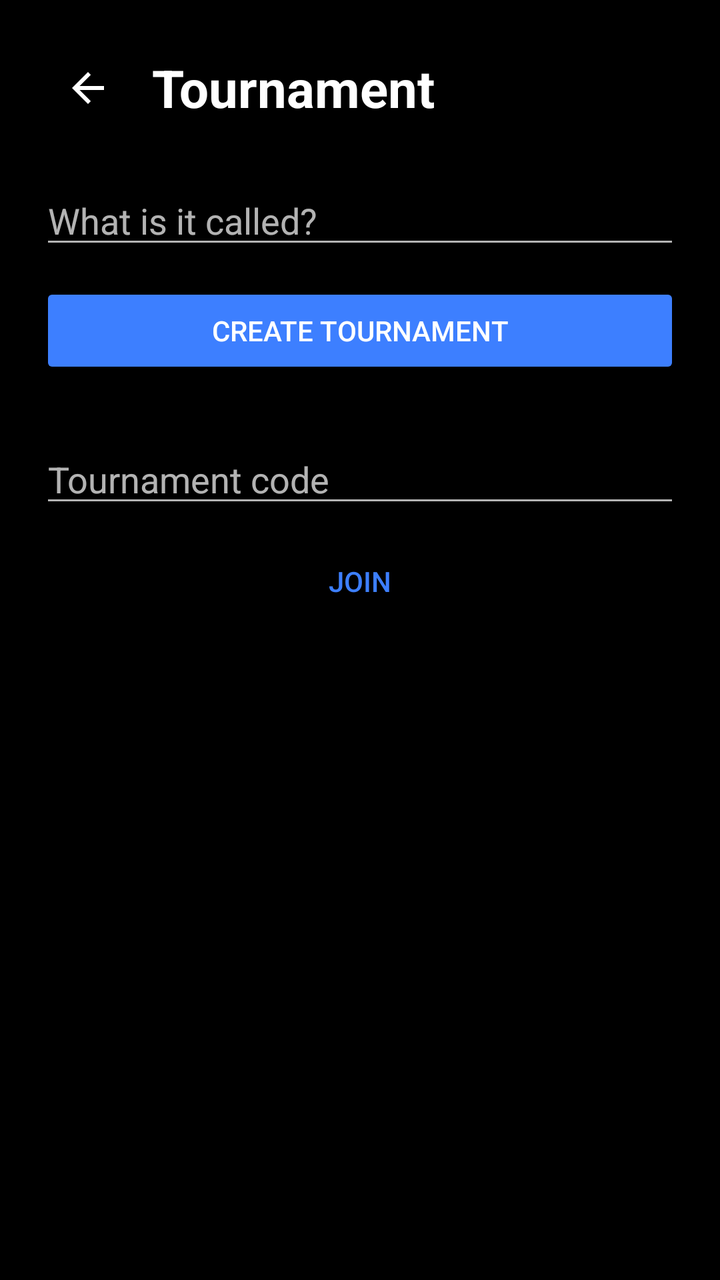
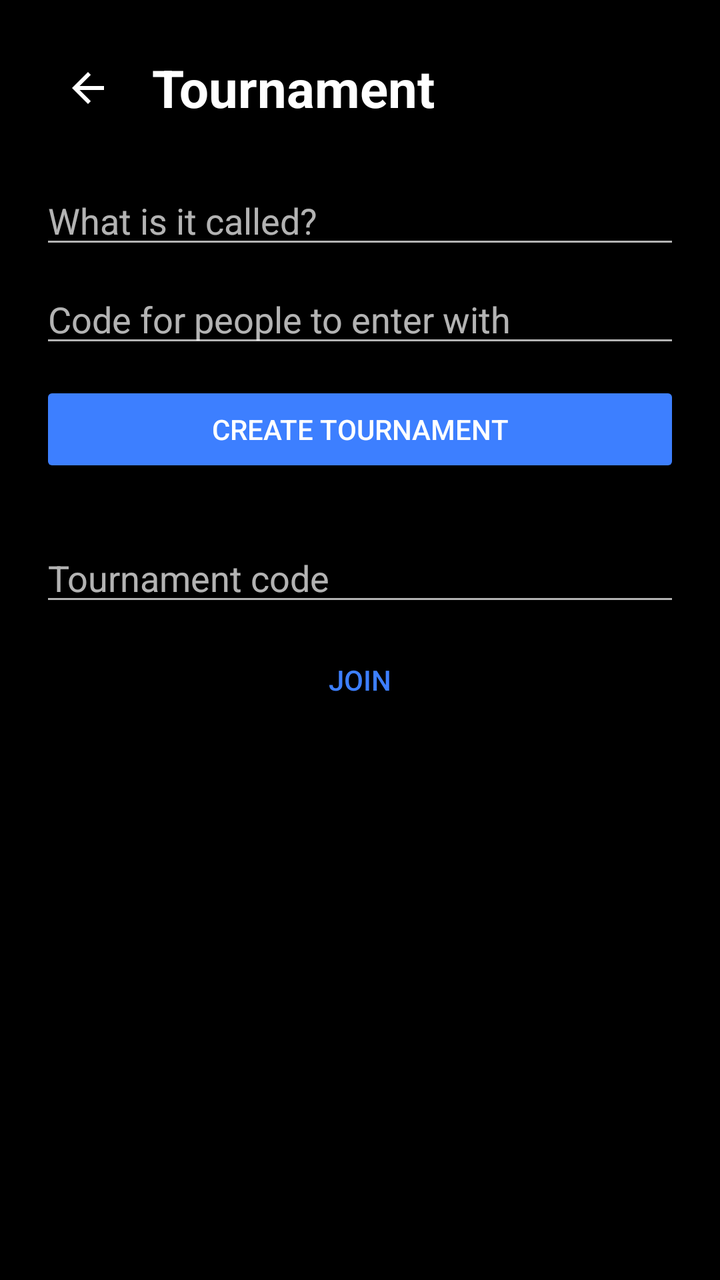

An Android layout rendered at two revisions. The XML below is the earlier revision; the diff shows what the commit changed to produce the second picture.
<!-- AndroidManifest.xml: application theme Theme.YahtzeeOnline -->
<!-- res/layout/activity_tournament.xml -->
<?xml version="1.0" encoding="utf-8"?>
<ScrollView xmlns:android="http://schemas.android.com/apk/res/android"
    android:layout_width="match_parent"
    android:layout_height="match_parent"
    android:background="@color/background"
    android:fillViewport="true">

    <LinearLayout
        android:layout_width="match_parent"
        android:layout_height="wrap_content"
        android:orientation="vertical"
        android:padding="20dp">

        <LinearLayout
            android:layout_width="match_parent"
            android:layout_height="wrap_content"
            android:orientation="horizontal"
            android:gravity="center_vertical">

            <ImageButton
                android:id="@+id/backButton"
                style="@style/Widget.AppCompat.Button.Borderless"
                android:layout_width="48dp"
                android:layout_height="48dp"
                android:src="@drawable/ic_back"
                android:contentDescription="@string/back" />

            <TextView
                android:id="@+id/tourneyTitle"
                android:layout_width="0dp"
                android:layout_height="wrap_content"
                android:layout_weight="1"
                android:text="@string/tourney_title"
                android:textSize="26sp"
                android:textStyle="bold"
                android:paddingStart="8dp"
                android:textColor="@color/text_dark" />
        </LinearLayout>

        
        <LinearLayout
            android:id="@+id/tourneyEntry"
            android:layout_width="match_parent"
            android:layout_height="wrap_content"
            android:orientation="vertical"
            android:layout_marginTop="20dp">

            <EditText
                android:id="@+id/tourneyNameInput"
                android:layout_width="match_parent"
                android:layout_height="wrap_content"
                android:hint="@string/tourney_name_hint"
                android:inputType="textCapWords"
                android:maxLength="40"
                android:textColor="@color/text_dark"
                android:autofillHints="" />

            <Button
                android:id="@+id/createTourneyButton"
                android:layout_width="match_parent"
                android:layout_height="wrap_content"
                android:layout_marginTop="12dp"
                android:tag="accentBg"
                android:backgroundTint="?attr/colorPrimary"
                android:text="@string/tourney_create" />

            <EditText
                android:id="@+id/tourneyCodeInput"
                android:layout_width="match_parent"
                android:layout_height="wrap_content"
                android:layout_marginTop="28dp"
                android:hint="@string/tourney_code_hint"
                android:inputType="textCapCharacters"
                android:maxLength="5"
                android:textColor="@color/text_dark"
                android:autofillHints="" />

            <Button
                android:id="@+id/joinTourneyButton"
                style="@style/Widget.AppCompat.Button.Borderless"
                android:layout_width="match_parent"
                android:layout_height="wrap_content"
                android:layout_marginTop="8dp"
                android:text="@string/tourney_join"
                android:tag="accentText"
                android:textColor="?attr/colorPrimary" />
        </LinearLayout>

        
        <TextView
            android:id="@+id/tourneyCode"
            android:layout_width="match_parent"
            android:layout_height="wrap_content"
            android:gravity="center"
            android:textSize="30sp"
            android:textStyle="bold"
            android:letterSpacing="0.2"
            android:layout_marginTop="14dp"
            android:tag="accentText"
            android:textColor="?attr/colorPrimary"
            android:visibility="gone" />

        <TextView
            android:id="@+id/tourneyStatus"
            android:layout_width="match_parent"
            android:layout_height="wrap_content"
            android:gravity="center"
            android:textSize="14sp"
            android:lineSpacingExtra="3dp"
            android:layout_marginTop="6dp"
            android:textColor="@color/text_muted"
            android:visibility="gone" />

        <TextView
            android:id="@+id/championLine"
            android:layout_width="match_parent"
            android:layout_height="wrap_content"
            android:gravity="center"
            android:textSize="20sp"
            android:textStyle="bold"
            android:layout_marginTop="16dp"
            android:textColor="@color/text_dark"
            android:visibility="gone" />

        
        <Button
            android:id="@+id/addBotButton"
            style="@style/Widget.AppCompat.Button.Borderless"
            android:layout_width="match_parent"
            android:layout_height="wrap_content"
            android:layout_marginTop="14dp"
            android:text="@string/tourney_add_bot"
            android:tag="accentText"
            android:textColor="?attr/colorPrimary"
            android:visibility="gone" />

        <Button
            android:id="@+id/startDrawButton"
            android:layout_width="match_parent"
            android:layout_height="wrap_content"
            android:layout_marginTop="8dp"
            android:tag="accentBg"
            android:backgroundTint="?attr/colorPrimary"
            android:text="@string/tourney_start"
            android:visibility="gone" />

        
        <Button
            android:id="@+id/leaveTourneyButton"
            style="@style/Widget.AppCompat.Button.Borderless"
            android:layout_width="match_parent"
            android:layout_height="wrap_content"
            android:layout_marginTop="4dp"
            android:text="@string/tourney_leave"
            android:textColor="@color/text_muted"
            android:visibility="gone" />

        
        <LinearLayout
            android:id="@+id/tourneyBody"
            android:layout_width="match_parent"
            android:layout_height="wrap_content"
            android:orientation="vertical"
            android:layout_marginTop="22dp" />

        
        <HorizontalScrollView
            android:id="@+id/bracketScroll"
            android:layout_width="match_parent"
            android:layout_height="wrap_content"
            android:layout_marginTop="16dp"
            android:scrollbars="none"
            android:visibility="gone">

            <com.yahtzee.online.ui.tournament.BracketView
                android:id="@+id/bracketView"
                android:layout_width="wrap_content"
                android:layout_height="wrap_content" />

        </HorizontalScrollView>

    </LinearLayout>

</ScrollView>
<!-- resources referenced by this layout -->
<resources>
  <color name="background">#000000</color>
  <color name="text_dark">#FFFFFF</color>
  <color name="text_muted">#6E7885</color>
  <!-- drawable ic_back (drawable) -->
  <vector xmlns:android="http://schemas.android.com/apk/res/android"
      android:width="24dp"
      android:height="24dp"
      android:viewportWidth="24"
      android:viewportHeight="24">
      <path
          android:fillColor="#FFFFFFFF"
          android:pathData="M20,11H7.83l5.59,-5.59L12,4l-8,8 8,8 1.41,-1.41L7.83,13H20v-2z" />
  </vector>
  <string name="back">Back</string>
  <string name="tourney_add_bot">ADD A BOT</string>
  <string name="tourney_code_hint">Tournament code</string>
  <string name="tourney_create">CREATE TOURNAMENT</string>
  <string name="tourney_join">JOIN</string>
  <string name="tourney_leave">Leave this tournament</string>
  <string name="tourney_name_hint">What is it called?</string>
  <string name="tourney_start">START THE DRAW</string>
  <string name="tourney_title">Tournament</string>
  <style name="Theme.YahtzeeOnline" parent="Theme.MaterialComponents.NoActionBar">
          <item name="colorPrimary">@color/brand_primary</item>
          <item name="colorPrimaryDark">@color/brand_primary_dark</item>
          <item name="colorAccent">@color/brand_accent</item>
          <item name="android:windowBackground">@color/background</item>
          <item name="android:textColorPrimary">@color/text_dark</item>
          <item name="android:textColor">@color/text_dark</item>
      </style>
  <color name="brand_primary">#3D7FFF</color>
  <color name="brand_primary_dark">#2358C9</color>
  <color name="brand_accent">#3D7FFF</color>
</resources>

<!-- the commit's change to res/layout/activity_tournament.xml (unified diff, before → after) -->
@@ -52,6 +52,19 @@
                 android:hint="@string/tourney_name_hint"
                 android:inputType="textCapWords"
                 android:maxLength="40"
+                android:textColor="@color/text_dark"
+                android:autofillHints="" />
+
+            
+            <EditText
+                android:id="@+id/tourneyNewCodeInput"
+                android:layout_width="match_parent"
+                android:layout_height="wrap_content"
+                android:layout_marginTop="8dp"
+                android:hint="@string/tourney_new_code_hint"
+                android:inputType="textCapCharacters"
+                android:maxLength="8"
+                android:maxLines="1"
                 android:textColor="@color/text_dark"
                 android:autofillHints="" />
 
<!-- resource entries referenced after the edit -->
@@ -20,6 +20,7 @@
   <string name="tourney_join">JOIN</string>
   <string name="tourney_leave">Leave this tournament</string>
   <string name="tourney_name_hint">What is it called?</string>
+  <string name="tourney_new_code_hint">Code for people to enter with</string>
   <string name="tourney_start">START THE DRAW</string>
   <string name="tourney_title">Tournament</string>
   <style name="Theme.YahtzeeOnline" parent="Theme.MaterialComponents.NoActionBar">
